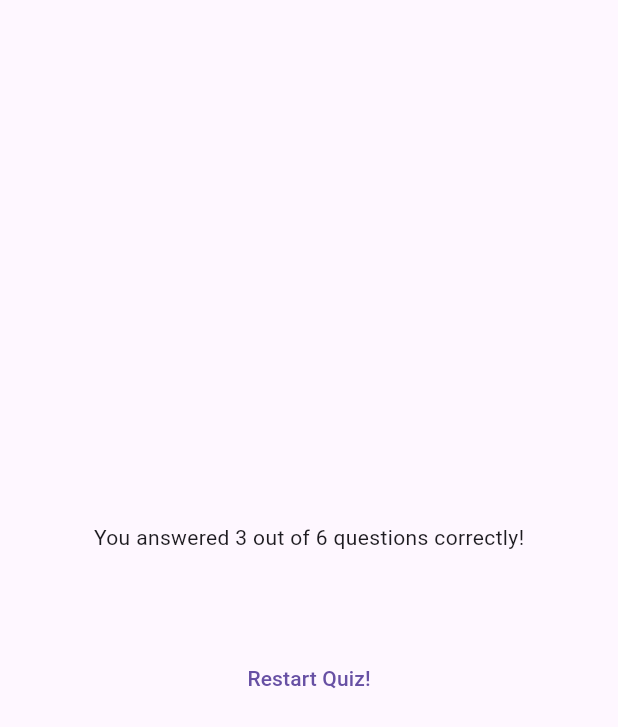
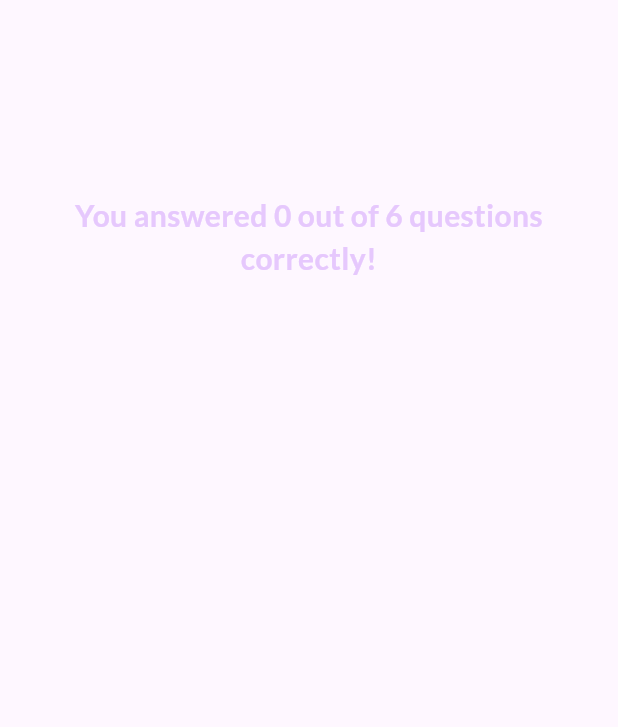
Before and after one commit to GhadeerHamed/flutter-quiz-test, a Flutter app: the ResultsScreen widget shown alone on an empty page, opened directly with empty values, on a phone screen of 412 x 824 dp. Shown: the top 727 px of the screen. Run offline on Flutter 3.47's test engine with Material 3 defaults, Android fonts, the phone set to English and light mode, and no system bars; our stand-ins replace google_fonts.

Commit message:
Refactor quiz results handling; remove QuestionsSummary component, update ResultsScreen to use chosenAnswers and onRestart callback, and enhance summary display with correct answer indicators.

```diff
--- /dev/null
+++ b/lib/question_summary/questions_summary.dart
@@ -0,0 +1,24 @@
+import 'package:flutter/material.dart';
+import 'package:quiz_test/question_summary/summary_item.dart';
+
+class QuestionsSummary extends StatelessWidget {
+  const QuestionsSummary(this.summaryData, {super.key});
+
+  final List<Map<String, Object>> summaryData;
+
+  @override
+  Widget build(BuildContext context) {
+    return SizedBox(
+      height: 400,
+      child: SingleChildScrollView(
+        child: Column(
+          children: summaryData.map(
+            (data) {
+              return SummaryItem(data);
+            },
+          ).toList(),
+        ),
+      ),
+    );
+  }
+}
--- a/lib/results_screen.dart
+++ b/lib/results_screen.dart
@@ -1,21 +1,27 @@
 import 'package:flutter/material.dart';
+import 'package:google_fonts/google_fonts.dart';
 import 'package:quiz_test/data/questions.dart';
-import 'package:quiz_test/questions_summary.dart';
+import 'package:quiz_test/question_summary/questions_summary.dart';
 
 class ResultsScreen extends StatelessWidget {
-  const ResultsScreen({super.key, required this.selectedAnswers});
+  const ResultsScreen({
+    super.key,
+    required this.chosenAnswers,
+    required this.onRestart,
+  });
 
-  final List<String> selectedAnswers;
+  final void Function() onRestart;
+  final List<String> chosenAnswers;
 
   List<Map<String, Object>> getSummaryData() {
-    List<Map<String, Object>> summary = [];
+    final List<Map<String, Object>> summary = [];
 
-    for (var i = 0; i < selectedAnswers.length; i++) {
+    for (var i = 0; i < chosenAnswers.length; i++) {
       summary.add({
         'question_index': i,
         'question': questions[i].question,
         'correct_answer': questions[i].answers[0],
-        'selected_answer': selectedAnswers[i],
+        'user_answer': chosenAnswers[i],
       });
     }
 
@@ -24,6 +30,12 @@ class ResultsScreen extends StatelessWidget {
 
   @override
   Widget build(BuildContext context) {
+    final summaryData = getSummaryData();
+    final numTotalQuestions = questions.length;
+    final numCorrectQuestions = summaryData.where((data) {
+      return data['user_answer'] == data['correct_answer'];
+    }).length;
+
     return SizedBox(
       width: double.infinity,
       child: Container(
@@ -31,11 +43,24 @@ class ResultsScreen extends StatelessWidget {
         child: Column(
           mainAxisAlignment: MainAxisAlignment.center,
           children: [
-            Text('You answered 3 out of 6 questions correctly!'),
-            SizedBox(height: 30),
-            QuestionsSummary(summaryData: getSummaryData()),
-            SizedBox(height: 30),
-            TextButton(onPressed: () {}, child: Text('Restart Quiz!')),
+            Text(
+              'You answered $numCorrectQuestions out of $numTotalQuestions questions correctly!',
+              style: GoogleFonts.lato(
+                color: const Color.fromARGB(255, 230, 200, 253),
+                fontSize: 20,
+                fontWeight: FontWeight.bold,
+              ),
+              textAlign: TextAlign.center,
+            ),
+            const SizedBox(height: 30),
+            QuestionsSummary(summaryData),
+            const SizedBox(height: 30),
+            TextButton.icon(
+              onPressed: onRestart,
+              style: TextButton.styleFrom(foregroundColor: Colors.white),
+              icon: const Icon(Icons.refresh),
+              label: const Text('Restart Quiz!'),
+            ),
           ],
         ),
       ),
```
Also changed, not shown: lib/question_summary/question_identifier.dart (added, +35 -0 lines), lib/question_summary/summary_item.dart (added, +58 -0 lines), lib/questions_summary.dart (deleted, +0 -30 lines), lib/quiz.dart (+19 -9 lines).
